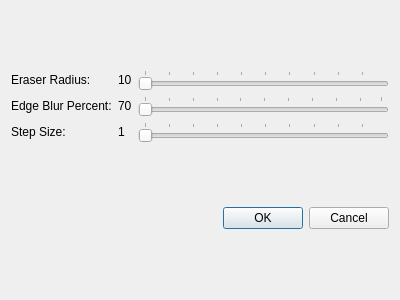
Old version of the form designer/EraserOptionsDialogUi.ui in the repository skitzycat/beedraw.
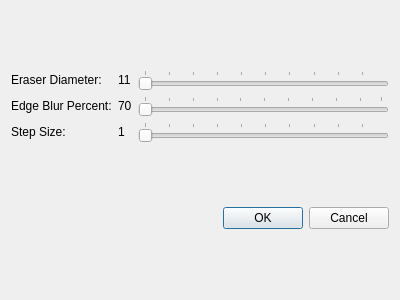
New version of the form.

Commit message: switched everything over to using diameter instead of radius

Patch:
```diff
--- a/designer/EraserOptionsDialogUi.ui
+++ b/designer/EraserOptionsDialogUi.ui
@@ -18,7 +18,7 @@
      <item row="0" column="0" >
       <widget class="QLabel" name="label" >
        <property name="text" >
-        <string>Eraser Radius:</string>
+        <string>Eraser Diameter:</string>
        </property>
       </widget>
      </item>
@@ -55,7 +55,7 @@
      <item row="0" column="1" >
       <widget class="QLabel" name="eraserradiusdisplay" >
        <property name="text" >
-        <string>10</string>
+        <string>11</string>
        </property>
       </widget>
      </item>
```
Left out of the diff: 7 changed lines with no effect on the pictures. The commit also changes 5 other files.
